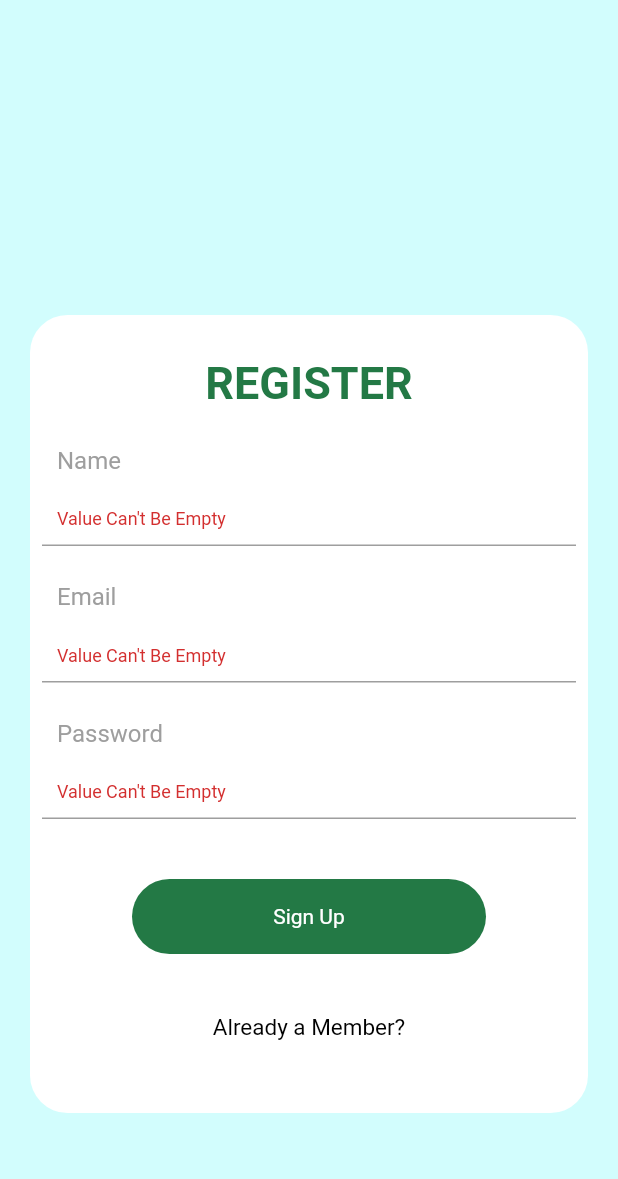
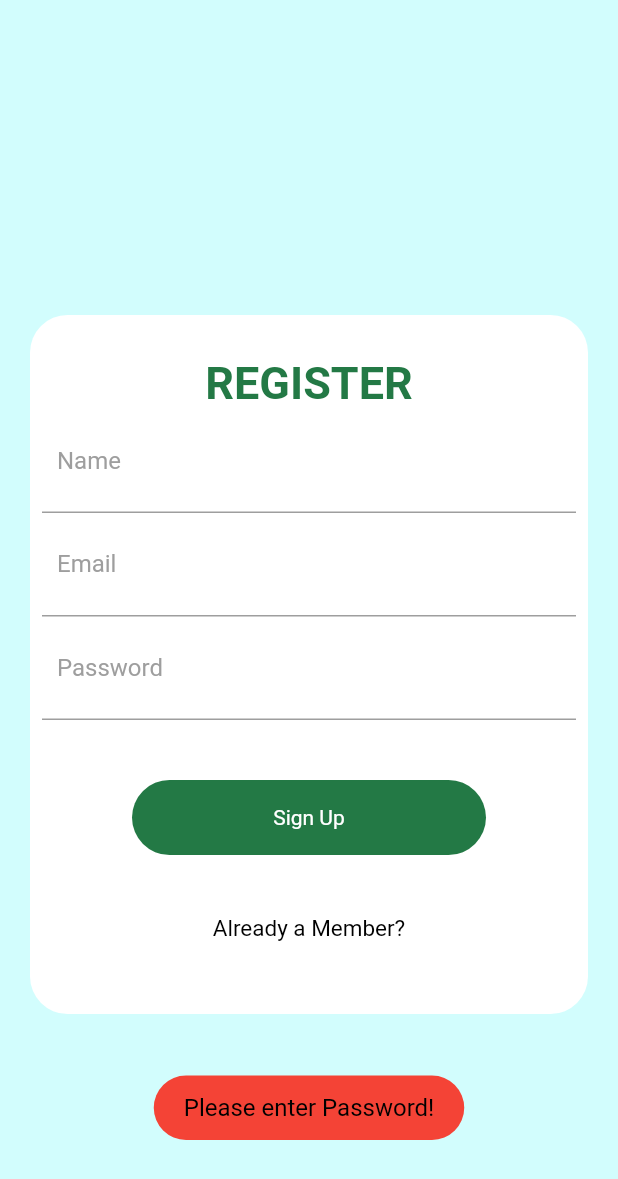
Before and after one commit to Abhii4/ThirdEye_InfoDeck_app, a Flutter app: the RegPage screen opened directly, after a tap on "Sign Up", on a phone screen of 412 x 824 dp. Shown: the top 1179 px of the screen. Run offline on Flutter 3.47's test engine with Material 2 defaults, Android fonts, the phone set to English and light mode, and no system bars; our stand-ins replace cloud_firestore, curved_navigation_bar, firebase_auth, firebase_storage, fluttertoast, geolocator and 2 more; accounts and stored records are empty.

Commit message:
Added File Upload option for retailers (Shop Image, Memo Image). Fixed the issue with the error msg on empty field, now shows the toast msg for specific field. Modified the storage database, photos will be saved based on retailer's ID.

```diff
--- a/lib/auth/register.dart
+++ b/lib/auth/register.dart
@@ -33,7 +33,7 @@ class _RegPageState extends State<RegPage> {
 
 
   String email, password, name;
-  bool _validate = false;
+  int _validate = 0;
   final _name = TextEditingController();
   final _email = TextEditingController();
   final _pass = TextEditingController();
@@ -218,7 +218,6 @@ class _RegPageState extends State<RegPage> {
                               border: InputBorder.none,
                               hintText: "Name",
                               hintStyle: TextStyle(color: Colors.grey),
-                              errorText: _validate ? 'Value Can\'t Be Empty' : null,
                             ),
 
                             onChanged: (value) {
@@ -241,7 +240,6 @@ class _RegPageState extends State<RegPage> {
                               border: InputBorder.none,
                               hintText: "Email",
                               hintStyle: TextStyle(color: Colors.grey),
-                              errorText: _validate ? 'Value Can\'t Be Empty' : null,
                             ),
 
                             onChanged: (value) {
@@ -265,7 +263,6 @@ class _RegPageState extends State<RegPage> {
                                 border: InputBorder.none,
                                 hintText: "Password",
                                 hintStyle: TextStyle(color: Colors.grey),
-                              errorText: _validate ? 'Value Can\'t Be Empty' : null,
                             ),
 
                             onChanged: (value) {
@@ -280,11 +277,37 @@ class _RegPageState extends State<RegPage> {
                           child: InkWell(
                             onTap: () {
                               setState(() {
-                                _name.text.isEmpty ? _validate = true : _validate = false;
-                                _email.text.isEmpty ? _validate = true : _validate = false;
-                                _pass.text.isEmpty ? _validate = true : _validate = false;
+                                _name.text.isEmpty ? Fluttertoast.showToast(
+                                    msg: "Please enter Name!",
+                                    toastLength: Toast.LENGTH_LONG,
+                                    gravity: ToastGravity.BOTTOM,
+                                    timeInSecForIosWeb: 1,
+                                    backgroundColor: Colors.red,
+                                    textColor: Colors.black,
+                                    fontSize: 16.0
+                                ) : _validate = _validate+1;
+                                _email.text.isEmpty ? Fluttertoast.showToast(
+                                    msg: "Please enter Email!",
+                                    toastLength: Toast.LENGTH_LONG,
+                                    gravity: ToastGravity.BOTTOM,
+                                    timeInSecForIosWeb: 1,
+                                    backgroundColor: Colors.red,
+                                    textColor: Colors.black,
+                                    fontSize: 16.0
+                                ) : _validate = _validate+1;
+                                _pass.text.isEmpty ? Fluttertoast.showToast(
+                                    msg: "Please enter Password!",
+                                    toastLength: Toast.LENGTH_LONG,
+                                    gravity: ToastGravity.BOTTOM,
+                                    timeInSecForIosWeb: 1,
+                                    backgroundColor: Colors.red,
+                                    textColor: Colors.black,
+                                    fontSize: 16.0
+                                ) : _validate = _validate+1;
                               });
-                              register();
+                              if(_validate==3){
+                                register();
+                              }
                             },
                             child: Container(
                               height: 50,
--- a/pubspec.yaml
+++ b/pubspec.yaml
@@ -5,7 +5,7 @@ description: An app to keep record of basic info of the retail shop workers.
 
 
 
-version: 1.0.1
+version: 1.0.4
 
 environment:
   sdk: ">=2.7.0 <3.0.0"
```
Also changed, not shown: lib/auth/login.dart (+25 -6 lines), lib/secondAprroach/editRetailer.dart (+73 -20 lines), lib/secondAprroach/fileuploadPage.dart (added, +235 -0 lines).
